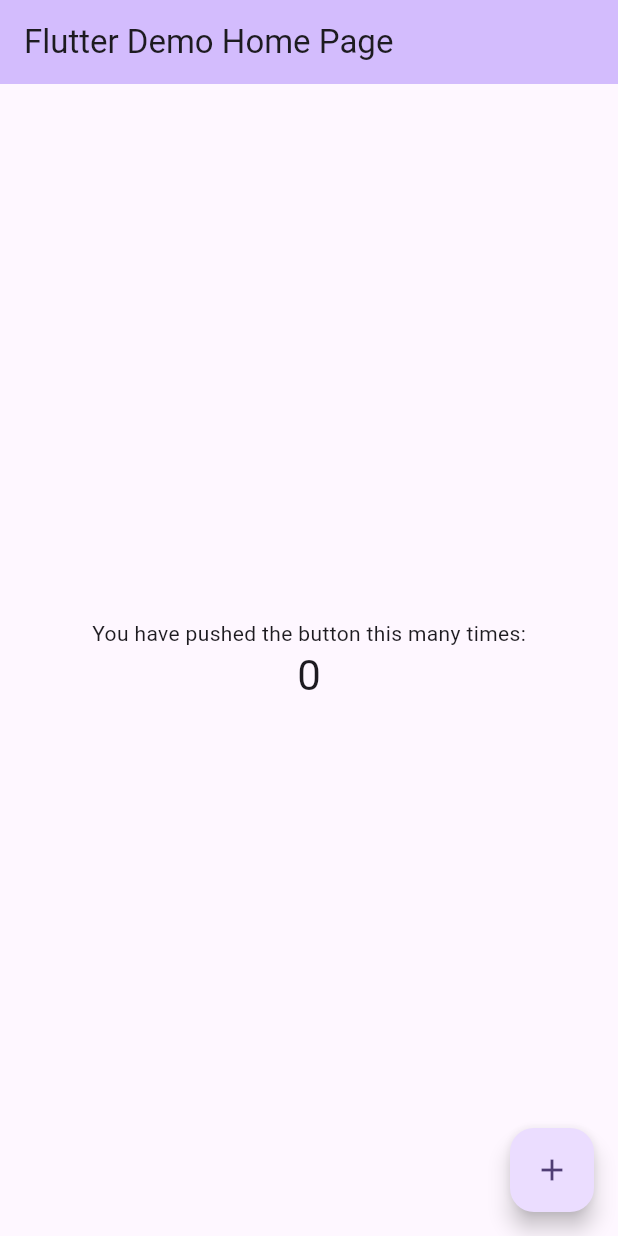
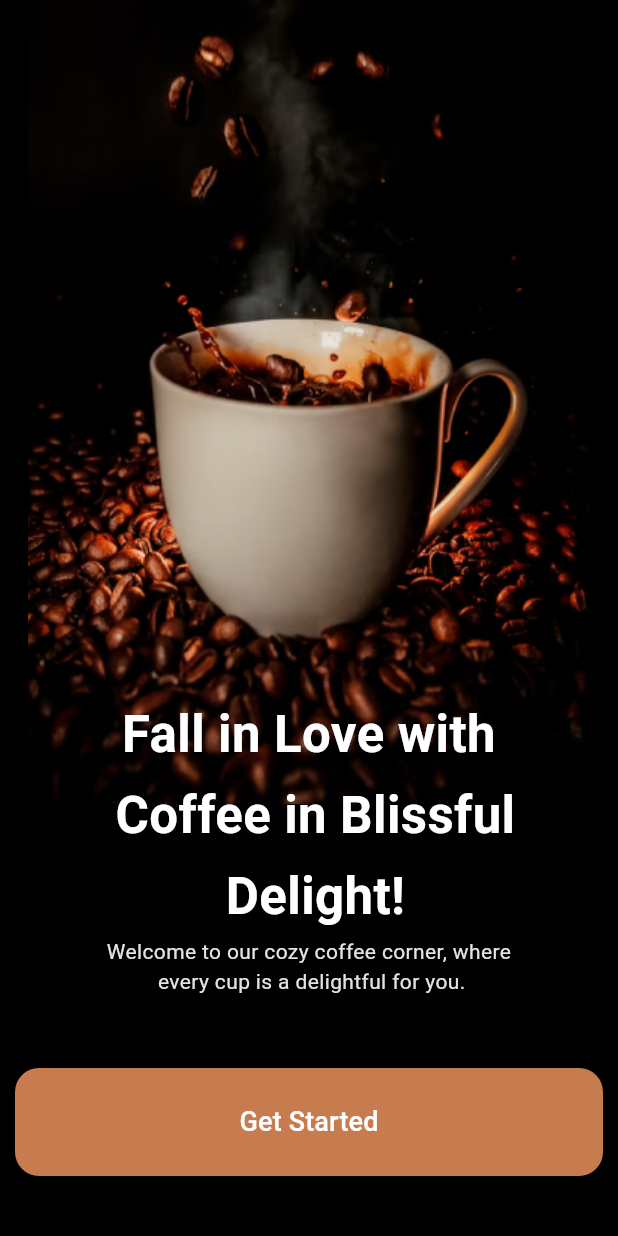
Before and after one commit to MohamadNahas995/coffee, a Flutter app: the screen it shows after launch, on a phone screen of 412 x 824 dp. Run offline on Flutter 3.47's test engine with Material 3 defaults, Android fonts, the phone set to English and light mode, and no system bars.

Commit message:
finished onboarding screen

```diff
--- /dev/null
+++ b/lib/core/helpers/extinsion.dart
@@ -0,0 +1,28 @@
+import 'package:flutter/widgets.dart';
+
+extension Navigation on BuildContext {
+  Future<dynamic> pushNamed(String routeName, {Object? arguments}) {
+    return Navigator.of(this).pushNamed(routeName, arguments: arguments);
+  }
+
+  Future<dynamic> pushReplacementNamed(String routeName, {Object? arguments}) {
+    return Navigator.of(this)
+        .pushReplacementNamed(routeName, arguments: arguments);
+  }
+
+  Future<dynamic> pushNamedAndRemoveUntil(String routeName,
+      {Object? arguments, required RoutePredicate predicate}) {
+    return Navigator.of(this)
+        .pushNamedAndRemoveUntil(routeName, predicate, arguments: arguments);
+  }
+
+  void pop() => Navigator.of(this).pop();
+}
+
+extension StringExtension on String? {
+  bool isNullOrEmpty() => this == null || this == "";
+}
+
+extension ListExtension<T> on List<T>? {
+  bool isNullOrEmpty() => this == null || this!.isEmpty;
+}
--- /dev/null
+++ b/lib/core/routing/app_router.dart
@@ -0,0 +1,22 @@
+import 'package:coffee/core/routing/routes.dart';
+import 'package:coffee/features/onboarding/onboarding_screen.dart';
+import 'package:flutter/material.dart';
+
+class AppRouter {
+  Route generateRoute(RouteSettings settings) {
+    switch (settings.name) {
+      case Routes.OnBoardingScreen:
+        return MaterialPageRoute(
+          builder: (_) => OnboardingScreen(),
+        );
+      default:
+        return MaterialPageRoute(
+          builder: (context) => Scaffold(
+            body: Center(
+              child: Text('No route here ' + settings.name.toString()),
+            ),
+          ),
+        );
+    }
+  }
+}
--- /dev/null
+++ b/lib/core/routing/routes.dart
@@ -0,0 +1,4 @@
+class Routes {
+  static const String OnBoardingScreen = '/OnBoardingScreen';
+  static const String LoginScreen = '/LoginScreen';
+}
--- /dev/null
+++ b/lib/features/onboarding/onboarding_screen.dart
@@ -0,0 +1,50 @@
+import 'package:coffee/features/onboarding/widgets/onboarding_button.dart';
+import 'package:coffee/features/onboarding/widgets/onboarding_title.dart';
+import 'package:coffee/themes/color_manger.dart';
+import 'package:coffee/themes/t_styles.dart';
+import 'package:flutter/material.dart';
+
+class OnboardingScreen extends StatelessWidget {
+  const OnboardingScreen({super.key});
+
+  @override
+  Widget build(BuildContext context) {
+    return Scaffold(
+      body: SingleChildScrollView(
+        child: Column(
+          children: [
+            Stack(
+              children: [
+                //black background
+                Container(
+                  color: Colors.black,
+                  height: MediaQuery.of(context).size.height,
+                ),
+                //onboarding image
+                Container(
+                  alignment: Alignment.center,
+                  child: Image.asset(
+                    "assets/onboarding.png",
+                  ),
+                ),
+                //onboarding Title
+                OnboardingTitle(),
+                Positioned(
+                  right: 0,
+                  left: 0,
+                  bottom: 160,
+                  child: Text(
+                    'Welcome to our cozy coffee corner, where \n every cup is a delightful for you.',
+                    style: TStyles().regular14gray,
+                    textAlign: TextAlign.center,
+                  ),
+                ),
+                OnboardingButton()
+              ],
+            ),
+          ],
+        ),
+      ),
+    );
+  }
+}
--- /dev/null
+++ b/lib/features/onboarding/widgets/onboarding_button.dart
@@ -0,0 +1,36 @@
+import 'package:coffee/core/helpers/extinsion.dart';
+import 'package:coffee/core/routing/routes.dart';
+import 'package:coffee/themes/color_manger.dart';
+import 'package:flutter/material.dart';
+
+class OnboardingButton extends StatelessWidget {
+  const OnboardingButton({
+    super.key,
+  });
+
+  @override
+  Widget build(BuildContext context) {
+    return Positioned(
+        bottom: 40,
+        left: 0,
+        right: 0,
+        child: Padding(
+          padding: const EdgeInsets.symmetric(horizontal: 10),
+          child: TextButton(
+              style: ButtonStyle(
+                  shape: WidgetStatePropertyAll(RoundedRectangleBorder(
+                      borderRadius: BorderRadius.circular(16))),
+                  backgroundColor:
+                      WidgetStatePropertyAll(ColorManger().brownColor),
+                  minimumSize:
+                      WidgetStatePropertyAll(Size(double.infinity, 72))),
+              onPressed: () {
+                context.pushNamed(Routes.LoginScreen);
+              },
+              child: Text(
+                "Get Started",
+                style: TextStyle(color: Colors.white, fontSize: 18),
+              )),
+        ));
+  }
+}
--- /dev/null
+++ b/lib/features/onboarding/widgets/onboarding_title.dart
@@ -0,0 +1,32 @@
+import 'package:coffee/themes/t_styles.dart';
+import 'package:flutter/material.dart';
+
+class OnboardingTitle extends StatelessWidget {
+  const OnboardingTitle({
+    super.key,
+  });
+
+  @override
+  Widget build(BuildContext context) {
+    return Positioned(
+      left: 0,
+      right: 0,
+      bottom: 200,
+      child: Container(
+        decoration: BoxDecoration(
+            gradient: LinearGradient(
+                colors: [Colors.black, Colors.black.withOpacity(0)],
+                begin: Alignment.bottomCenter,
+                end: Alignment.topCenter,
+                stops: [0.24, 0.5])),
+        width: double.infinity,
+        padding: EdgeInsets.symmetric(horizontal: 35),
+        child: Text(
+          "Fall in Love with \n Coffee in Blissful \n Delight!",
+          style: TStyles().simiBold32white,
+          textAlign: TextAlign.center,
+        ),
+      ),
+    );
+  }
+}
--- a/lib/main.dart
+++ b/lib/main.dart
@@ -1,3 +1,5 @@
+import 'package:coffee/core/routing/app_router.dart';
+import 'package:coffee/core/routing/routes.dart';
 import 'package:flutter/material.dart';
 
 void main() {
@@ -7,119 +9,16 @@ void main() {
 class MyApp extends StatelessWidget {
   const MyApp({super.key});
 
-  // This widget is the root of your application.
   @override
   Widget build(BuildContext context) {
     return MaterialApp(
       title: 'Flutter Demo',
       theme: ThemeData(
-        // This is the theme of your application.
-        //
-        // TRY THIS: Try running your application with "flutter run". You'll see
-        // the application has a purple toolbar. Then, without quitting the app,
-        // try changing the seedColor in the colorScheme below to Colors.green
-        // and then invoke "hot reload" (save your changes or press the "hot
-        // reload" button in a Flutter-supported IDE, or press "r" if you used
-        // the command line to start the app).
-        //
-        // Notice that the counter didn't reset back to zero; the application
-        // state is not lost during the reload. To reset the state, use hot
-        // restart instead.
-        //
-        // This works for code too, not just values: Most code changes can be
-        // tested with just a hot reload.
         colorScheme: ColorScheme.fromSeed(seedColor: Colors.deepPurple),
         useMaterial3: true,
       ),
-      home: const MyHomePage(title: 'Flutter Demo Home Page'),
+      initialRoute: Routes.OnBoardingScreen,
+      onGenerateRoute: AppRouter().generateRoute,
     );
   }
 }
-
-class MyHomePage extends StatefulWidget {
-  const MyHomePage({super.key, required this.title});
-
-  // This widget is the home page of your application. It is stateful, meaning
-  // that it has a State object (defined below) that contains fields that affect
-  // how it looks.
-
-  // This class is the configuration for the state. It holds the values (in this
-  // case the title) provided by the parent (in this case the App widget) and
-  // used by the build method of the State. Fields in a Widget subclass are
-  // always marked "final".
-
-  final String title;
-
-  @override
-  State<MyHomePage> createState() => _MyHomePageState();
-}
-
-class _MyHomePageState extends State<MyHomePage> {
-  int _counter = 0;
-
-  void _incrementCounter() {
-    setState(() {
-      // This call to setState tells the Flutter framework that something has
-      // changed in this State, which causes it to rerun the build method below
-      // so that the display can reflect the updated values. If we changed
-      // _counter without calling setState(), then the build method would not be
-      // called again, and so nothing would appear to happen.
-      _counter++;
-    });
-  }
-
-  @override
-  Widget build(BuildContext context) {
-    // This method is rerun every time setState is called, for instance as done
-    // by the _incrementCounter method above.
-    //
-    // The Flutter framework has been optimized to make rerunning build methods
-    // fast, so that you can just rebuild anything that needs updating rather
-    // than having to individually change instances of widgets.
-    return Scaffold(
-      appBar: AppBar(
-        // TRY THIS: Try changing the color here to a specific color (to
-        // Colors.amber, perhaps?) and trigger a hot reload to see the AppBar
-        // change color while the other colors stay the same.
-        backgroundColor: Theme.of(context).colorScheme.inversePrimary,
-        // Here we take the value from the MyHomePage object that was created by
-        // the App.build method, and use it to set our appbar title.
-        title: Text(widget.title),
-      ),
-      body: Center(
-        // Center is a layout widget. It takes a single child and positions it
-        // in the middle of the parent.
-        child: Column(
-          // Column is also a layout widget. It takes a list of children and
-          // arranges them vertically. By default, it sizes itself to fit its
-          // children horizontally, and tries to be as tall as its parent.
-          //
-          // Column has various properties to control how it sizes itself and
-          // how it positions its children. Here we use mainAxisAlignment to
-          // center the children vertically; the main axis here is the vertical
-          // axis because Columns are vertical (the cross axis would be
-          // horizontal).
-          //
-          // TRY THIS: Invoke "debug painting" (choose the "Toggle Debug Paint"
-          // action in the IDE, or press "p" in the console), to see the
-          // wireframe for each widget.
-          mainAxisAlignment: MainAxisAlignment.center,
-          children: <Widget>[
-            const Text(
-              'You have pushed the button this many times:',
-            ),
-            Text(
-              '$_counter',
-              style: Theme.of(context).textTheme.headlineMedium,
-            ),
-          ],
-        ),
-      ),
-      floatingActionButton: FloatingActionButton(
-        onPressed: _incrementCounter,
-        tooltip: 'Increment',
-        child: const Icon(Icons.add),
-      ), // This trailing comma makes auto-formatting nicer for build methods.
-    );
-  }
-}
--- /dev/null
+++ b/lib/themes/color_manger.dart
@@ -0,0 +1,9 @@
+import 'package:flutter/material.dart';
+
+class ColorManger {
+  final Color brownColor = Color(0xFFC67C4E);
+  final Color beigeColor = Color(0xFFEDD6C8);
+  final Color blackColor = Color(0xFF313131);
+  final Color greyColor = Color(0xFFE3E3E3);
+  final Color offWhiteColor = Color(0xFFF9F9ED);
+}
--- /dev/null
+++ b/lib/themes/t_styles.dart
@@ -0,0 +1,12 @@
+import 'package:coffee/themes/color_manger.dart';
+import 'package:flutter/material.dart';
+
+class TStyles {
+  final TextStyle simiBold32white = TextStyle(
+      fontSize: 34,
+      fontWeight: FontWeight.bold,
+      color: Colors.white,
+      height: 1.6);
+  final TextStyle regular14gray =
+      TextStyle(fontSize: 14, color: ColorManger().greyColor);
+}
```
Also changed, not shown: pubspec.yaml (+3 -6 lines), assets/onboarding.png (added).
